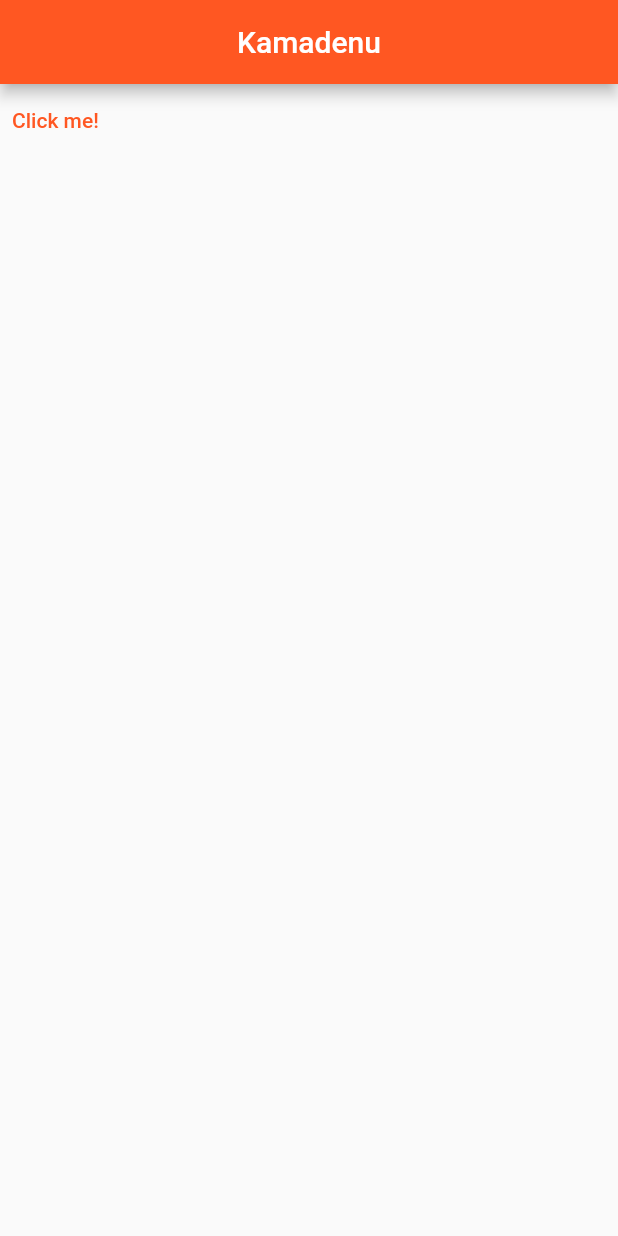
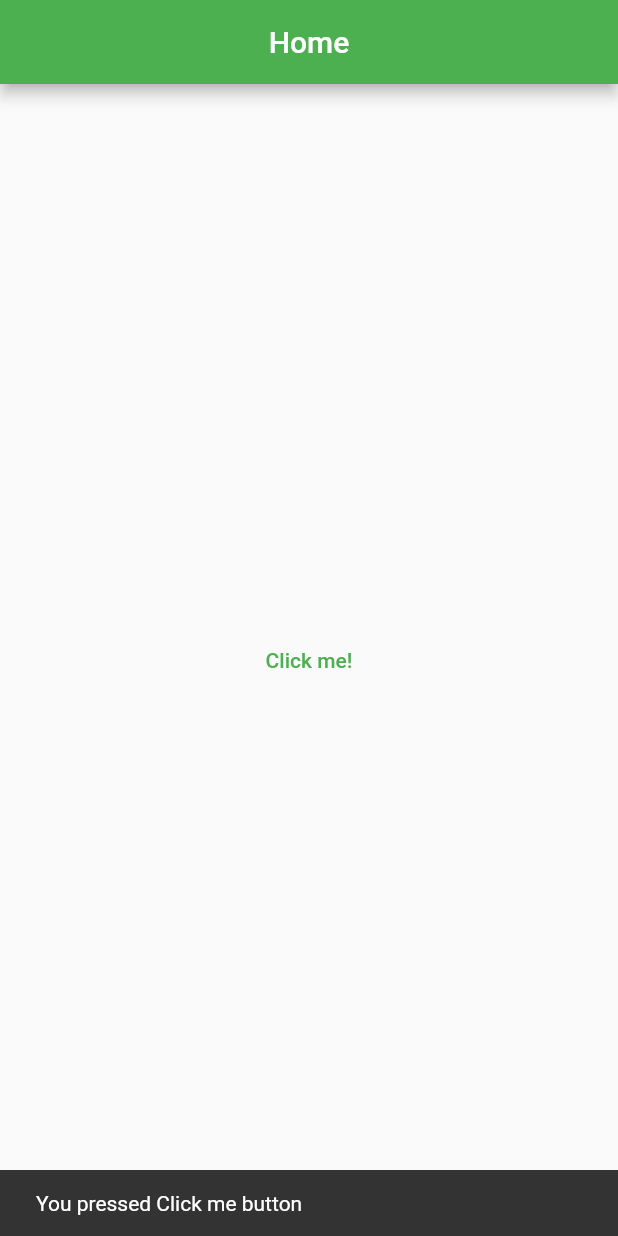
Before and after one commit to VijayGanganapalli/kamadenu, a Flutter app: the screen it shows after launch, after a tap on "Click me!", on a phone screen of 412 x 824 dp. Run offline on Flutter 3.47's test engine with Material 2 defaults, Android fonts, the phone set to English and light mode, and no system bars.

Commit message:
Snack bar added

```diff
--- a/lib/main.dart
+++ b/lib/main.dart
@@ -11,7 +11,7 @@ class App extends StatelessWidget {
       debugShowCheckedModeBanner: false,
       title: "Kamadenu",
       theme: ThemeData(
-        primarySwatch: Colors.deepOrange,
+        primarySwatch: Colors.green,
       ),
       home: Home(),
     );
@@ -24,11 +24,20 @@ class Home extends StatelessWidget {
     return Scaffold(
       appBar: AppBar(
         centerTitle: true,
-        title: Text("Kamadenu"),
+        title: Text("Home"),
       ),
-      body: TextButton(
-        child: Text("Click me!"),
-        onPressed: () {},
+      body: Center(
+        child: Container(
+          width: 100.0,
+          height: 50.0,
+          child: TextButton(
+            child: Text("Click me!"),
+            onPressed: () {
+              ScaffoldMessenger.of(context).showSnackBar(
+                  const SnackBar(content: Text("You pressed Click me button")));
+            },
+          ),
+        ),
       ),
     );
   }
```
